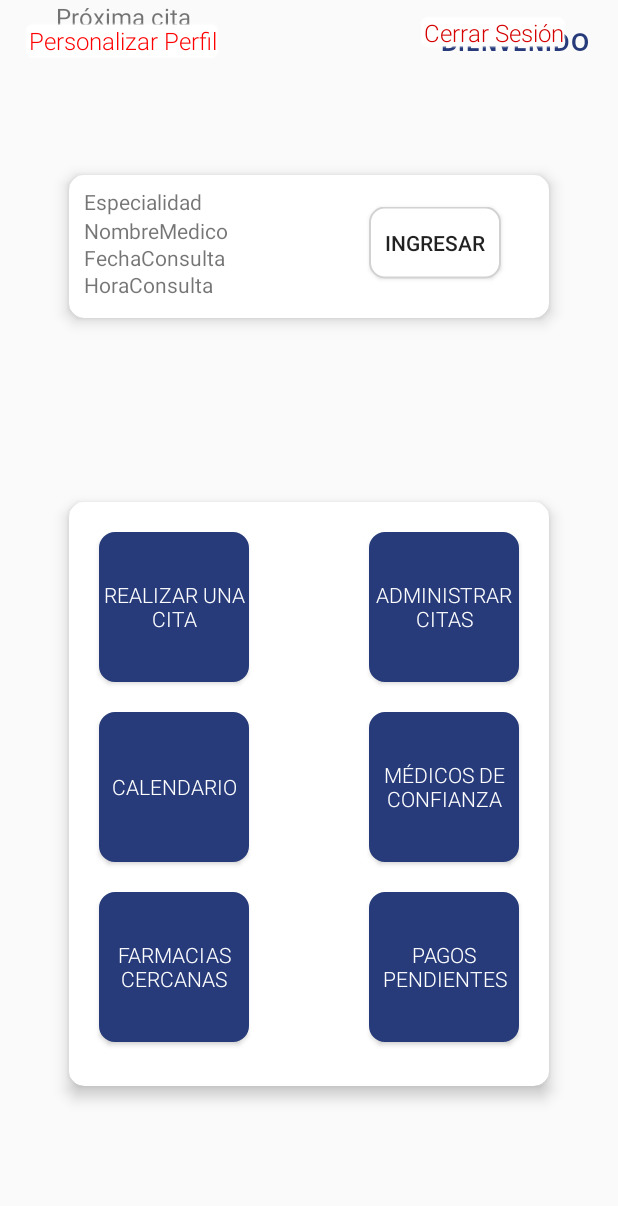
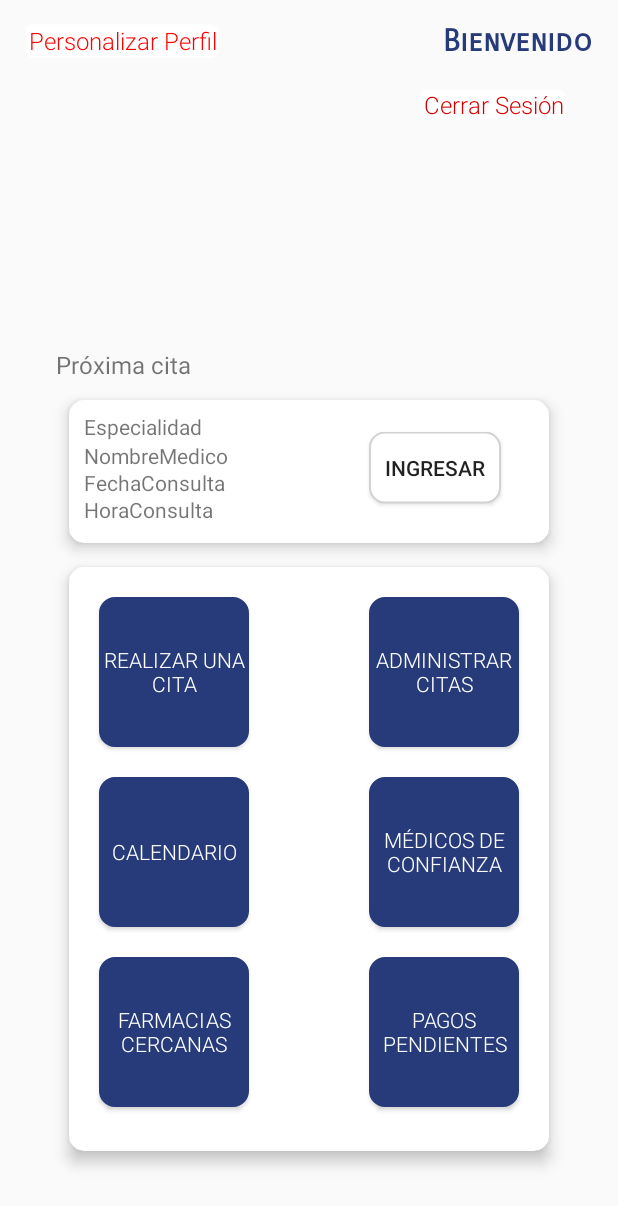
Before and after one commit to alx08/MedAPP, an Android app: the venMainPrincipalPacActivity screen opened directly, with no data from a screen before it, on a phone screen of 412 x 824 dp. Shown: the top 1206 px of the screen. Run offline under Robolectric (Android 15) with nearby library versions, the phone set to English and light mode, and no system bars; our stand-ins replace Firebase (no records; nobody signed in at launch, a user with empty details on screens opened directly).

```diff
--- a/app/src/main/res/layout/activity_registro_citadoc.xml
+++ b/app/src/main/res/layout/activity_registro_citadoc.xml
@@ -211,6 +211,7 @@
         android:ems="10"
         android:hint="Identificación"
         android:inputType="number"
+        android:textSize="16sp"
         app:layout_constraintBottom_toTopOf="@+id/textView58"
         app:layout_constraintEnd_toStartOf="@+id/btnSiguiente12"
         app:layout_constraintStart_toStartOf="parent"
@@ -222,7 +223,7 @@
         android:layout_height="wrap_content"
         android:fontFamily="sans-serif-light"
         android:text="NombreCliente"
-        android:textSize="20sp"
+        android:textSize="16sp"
         app:layout_constraintBottom_toTopOf="@+id/selFecha2"
         app:layout_constraintEnd_toEndOf="parent"
         app:layout_constraintStart_toStartOf="parent"
--- a/app/src/main/res/layout/activity_ven_main_principal_pac.xml
+++ b/app/src/main/res/layout/activity_ven_main_principal_pac.xml
@@ -26,7 +26,8 @@
         app:layout_constraintEnd_toEndOf="parent"
         app:layout_constraintHorizontal_bias="0.0"
         app:layout_constraintStart_toStartOf="parent"
-        app:layout_constraintTop_toBottomOf="@+id/txtNombrePaciente" />
+        app:layout_constraintTop_toBottomOf="@+id/txtNombrePaciente"
+        app:layout_constraintVertical_bias="0.0" />
 
     <Button
         android:id="@+id/btnPersonalizar3"
@@ -53,17 +54,17 @@
         android:id="@+id/textView37"
         android:layout_width="wrap_content"
         android:layout_height="wrap_content"
+        android:layout_marginTop="16dp"
         android:fontFamily="sans-serif-smallcaps"
         android:text="Bienvenido"
         android:textColor="@color/logincolor"
         android:textSize="20sp"
         android:textStyle="bold"
-        app:layout_constraintBottom_toBottomOf="parent"
+        app:layout_constraintBottom_toTopOf="@+id/txtNombrePaciente"
         app:layout_constraintEnd_toEndOf="parent"
-        app:layout_constraintHorizontal_bias="0.938"
+        app:layout_constraintHorizontal_bias="0.945"
         app:layout_constraintStart_toStartOf="parent"
-        app:layout_constraintTop_toTopOf="parent"
-        app:layout_constraintVertical_bias="0.019" />
+        app:layout_constraintTop_toTopOf="parent" />
 
     <TextView
         android:id="@+id/txtNombrePaciente"
@@ -86,18 +87,16 @@
         android:layout_height="389sp"
         android:layout_marginStart="16dp"
         android:layout_marginLeft="16dp"
-        android:layout_marginTop="72dp"
         android:layout_marginEnd="16dp"
         android:layout_marginRight="16dp"
-        android:layout_marginBottom="100dp"
+        android:layout_marginBottom="64dp"
         app:cardCornerRadius="10sp"
         app:cardElevation="6sp"
         app:cardPreventCornerOverlap="true"
         app:layout_constraintBottom_toBottomOf="parent"
         app:layout_constraintEnd_toEndOf="parent"
         app:layout_constraintStart_toStartOf="parent"
-        app:layout_constraintTop_toBottomOf="@+id/textView38"
-        app:layout_constraintVertical_bias="0.595">
+        app:layout_constraintTop_toBottomOf="@+id/cardView5">
 
         <Button
             android:id="@+id/button4"
@@ -176,13 +175,13 @@
         android:id="@+id/cardView5"
         android:layout_width="320sp"
         android:layout_height="95sp"
-        android:layout_marginStart="37dp"
-        android:layout_marginLeft="37dp"
-        android:layout_marginTop="13dp"
-        android:layout_marginEnd="37dp"
-        android:layout_marginRight="37dp"
-        android:layout_marginBottom="42dp"
-        app:cardCornerRadius="10dp"
+        android:layout_marginStart="37sp"
+        android:layout_marginLeft="37sp"
+        android:layout_marginTop="13sp"
+        android:layout_marginEnd="37sp"
+        android:layout_marginRight="37sp"
+        android:layout_marginBottom="16dp"
+        app:cardCornerRadius="10sp"
         app:cardElevation="6sp"
         app:layout_constraintBottom_toTopOf="@+id/cardView4"
         app:layout_constraintEnd_toEndOf="parent"
@@ -233,17 +232,19 @@
 
     <TextView
         android:id="@+id/textView52"
-        android:layout_width="wrap_content"
-        android:layout_height="wrap_content"
+        android:layout_width="92dp"
+        android:layout_height="21dp"
         android:layout_marginStart="37dp"
         android:layout_marginLeft="37dp"
+        android:layout_marginTop="200dp"
         android:layout_marginEnd="295dp"
         android:layout_marginRight="295dp"
         android:text="Próxima cita"
         android:textSize="16sp"
+        app:layout_constraintBottom_toTopOf="@+id/cardView5"
         app:layout_constraintEnd_toEndOf="parent"
-        app:layout_constraintHorizontal_bias="0.034"
+        app:layout_constraintHorizontal_bias="0.0"
         app:layout_constraintStart_toStartOf="parent"
-        tools:layout_editor_absoluteY="191dp" />
+        app:layout_constraintTop_toBottomOf="@+id/btnPersonalizar3" />
 
 </androidx.constraintlayout.widget.ConstraintLayout>
```
Also changed, not shown: app/src/main/java/com/example/medapp/AuthActivityDoc.kt (+29 -2 lines).
